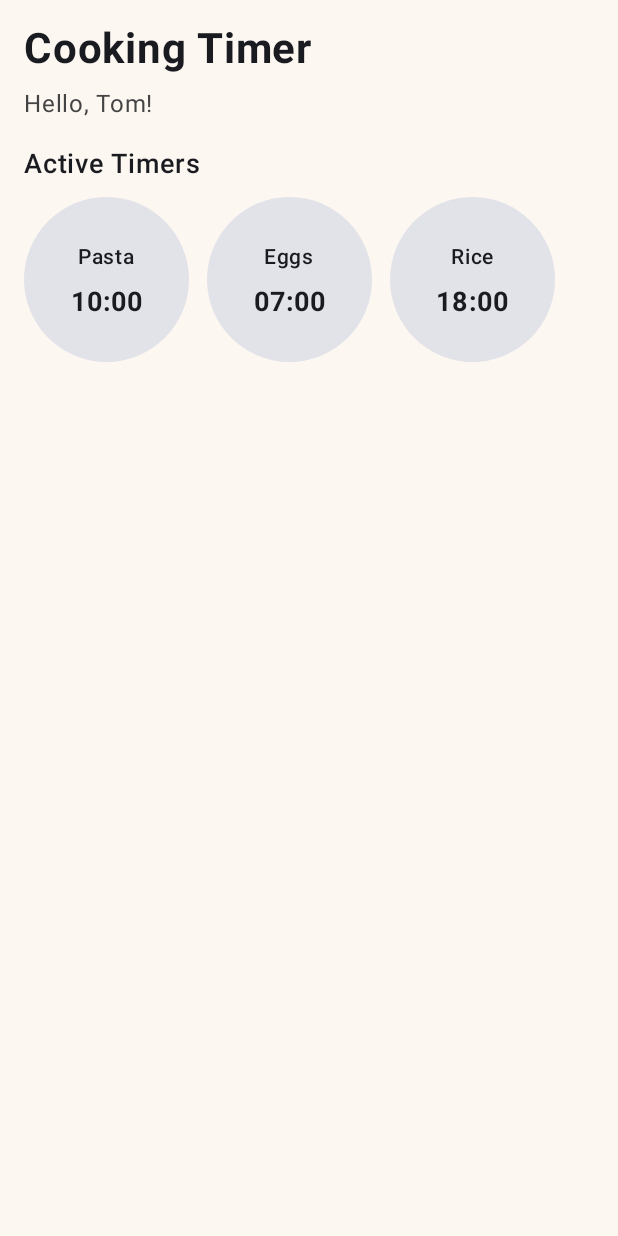
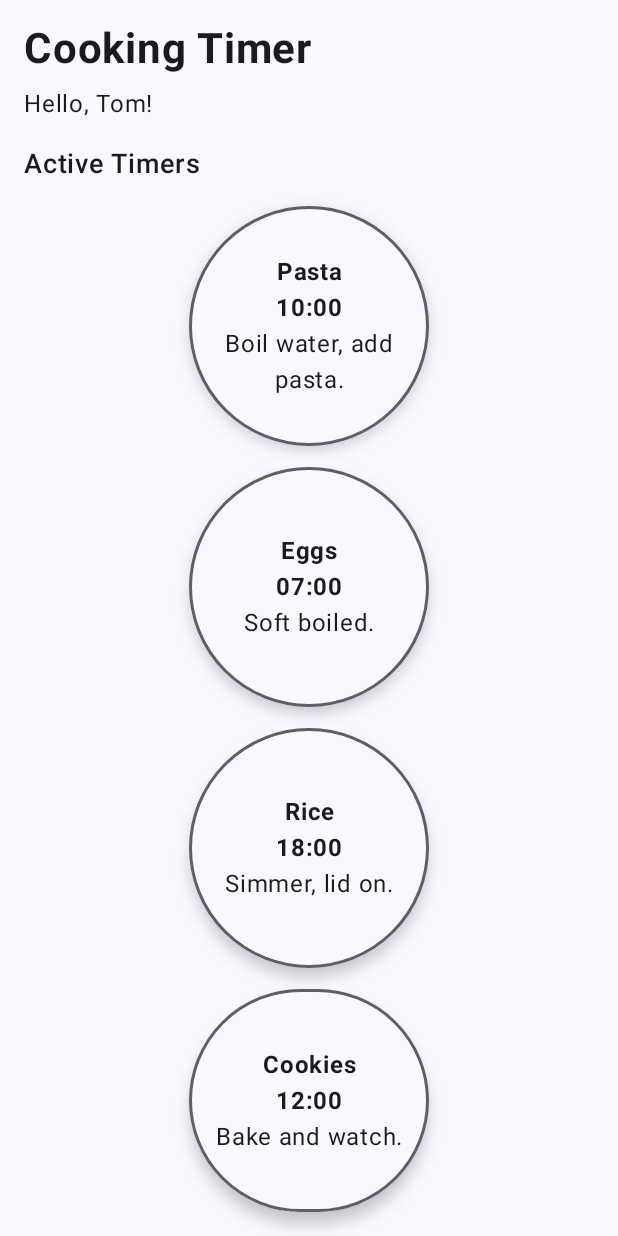
Before and after one commit to Tomaaa87/MobileProgramming, an Android app built with Jetpack Compose: the composable DashboardScreen shown on its own in the app's theme, on a phone screen of 412 x 824 dp. Run offline under Robolectric (Android 15) with nearby library versions, the phone set to English and light mode, and no system bars.

Commit message:
pocetak sredivanja i dodavanje komponenata

```diff
--- a/app/src/main/java/com/example/cookingtimer/MainActivity.kt
+++ b/app/src/main/java/com/example/cookingtimer/MainActivity.kt
@@ -11,12 +11,12 @@ import androidx.compose.material3.Text
 import androidx.compose.runtime.Composable
 import androidx.compose.ui.Modifier
 import androidx.compose.ui.tooling.preview.Preview
-import com.example.cookingtimer.presentation.ui.screens.DashboardScreen
-import com.example.cookingtimer.ui.theme.CookingtimerTheme
+import com.example.cookingtimer.presentation.theme.CookingtimerTheme
 import androidx.compose.material3.Surface
 import com.example.cookingtimer.presentation.ui.screens.AddTimerScreen
-import com.example.cookingtimer.presentation.ui.screens.LoginScreen
-import com.example.cookingtimer.presentation.ui.screens.RegisterScreen
+import com.example.cookingtimer.presentation.ui.screens.DashboardScreen
+import com.example.cookingtimer.presentation.ui.components.TimerCard
+
 
 
 class MainActivity : ComponentActivity() {
@@ -31,7 +31,7 @@ class MainActivity : ComponentActivity() {
                         .fillMaxSize()
                         .padding(innerPadding)
                 ){
-                    AddTimerScreen(
+                    DashboardScreen(
                     )
                 }
             }
--- a/app/src/main/java/com/example/cookingtimer/ui/theme/Color.kt
+++ b/app/src/main/java/com/example/cookingtimer/presentation/theme/Color.kt
@@ -1,4 +1,4 @@
-package com.example.cookingtimer.ui.theme
+package com.example.cookingtimer.presentation.theme
 
 import androidx.compose.ui.graphics.Color
 
--- a/app/src/main/java/com/example/cookingtimer/ui/theme/Theme.kt
+++ b/app/src/main/java/com/example/cookingtimer/presentation/theme/Theme.kt
@@ -1,6 +1,5 @@
-package com.example.cookingtimer.ui.theme
+package com.example.cookingtimer.presentation.theme
 
-import android.app.Activity
 import android.os.Build
 import androidx.compose.foundation.isSystemInDarkTheme
 import androidx.compose.material3.MaterialTheme
--- a/app/src/main/java/com/example/cookingtimer/ui/theme/Type.kt
+++ b/app/src/main/java/com/example/cookingtimer/presentation/theme/Type.kt
@@ -1,4 +1,4 @@
-package com.example.cookingtimer.ui.theme
+package com.example.cookingtimer.presentation.theme
 
 import androidx.compose.material3.Typography
 import androidx.compose.ui.text.TextStyle
--- /dev/null
+++ b/app/src/main/java/com/example/cookingtimer/presentation/ui/components/TimerCard.kt
@@ -0,0 +1,67 @@
+package com.example.cookingtimer.presentation.ui.components
+
+import androidx.compose.foundation.BorderStroke
+import androidx.compose.foundation.layout.Arrangement
+import androidx.compose.foundation.layout.Column
+import androidx.compose.foundation.layout.fillMaxSize
+import androidx.compose.foundation.layout.size
+import androidx.compose.foundation.shape.CircleShape
+import androidx.compose.material3.Card
+import androidx.compose.material3.CardDefaults
+import androidx.compose.material3.MaterialTheme
+import androidx.compose.material3.Text
+import androidx.compose.runtime.Composable
+import androidx.compose.ui.Alignment
+import androidx.compose.ui.Modifier
+import androidx.compose.ui.text.font.FontWeight
+import androidx.compose.ui.text.style.TextAlign
+import androidx.compose.ui.text.style.TextOverflow
+import androidx.compose.ui.unit.dp
+import androidx.compose.foundation.layout.padding
+
+@Composable
+fun TimerCard(
+    title: String,
+    duration: String,
+    description: String
+) {
+    Card(
+        modifier = Modifier.size(160.dp),
+        shape = CircleShape,
+        border = BorderStroke(2.dp, MaterialTheme.colorScheme.outline),
+        colors = CardDefaults.cardColors(
+            containerColor = MaterialTheme.colorScheme.surface,
+            contentColor = MaterialTheme.colorScheme.onSurface
+        ),
+        elevation = CardDefaults.cardElevation(defaultElevation = 6.dp)
+    ) {
+        Column(
+            modifier = Modifier
+                .fillMaxSize()
+                .padding(14.dp),
+            horizontalAlignment = Alignment.CenterHorizontally,
+            verticalArrangement = Arrangement.Center
+        ) {
+            Text(
+                text = title,
+                fontWeight = FontWeight.Bold,
+                maxLines = 1,
+                overflow = TextOverflow.Ellipsis,
+                textAlign = TextAlign.Center
+            )
+
+            Text(
+                text = duration,
+                fontWeight = FontWeight.Bold,
+                textAlign = TextAlign.Center
+            )
+
+            Text(
+                text = description,
+                maxLines = 2,
+                overflow = TextOverflow.Ellipsis,
+                textAlign = TextAlign.Center
+            )
+        }
+    }
+}
--- a/app/src/main/java/com/example/cookingtimer/presentation/ui/screens/AddTimerScreen.kt.kt
+++ b/app/src/main/java/com/example/cookingtimer/presentation/ui/screens/AddTimerScreen.kt.kt
@@ -16,6 +16,7 @@ import androidx.compose.ui.Modifier
 import androidx.compose.ui.graphics.Color
 import androidx.compose.ui.unit.dp
 import androidx.compose.ui.unit.sp
+import com.example.cookingtimer.presentation.ui.components.TimerCard
 
 @Composable
 fun AddTimerScreen() {
@@ -51,6 +52,7 @@ fun AddTimerScreen() {
         if (showErrors.value && duration.value.isBlank()) {
             Text(text = "Duration is required", color = Color.Red, fontSize = 12.sp)
         }
+
         Spacer(modifier = Modifier.height(10.dp))
 
         OutlinedTextField(
@@ -80,11 +82,26 @@ fun AddTimerScreen() {
         }
 
         Spacer(modifier = Modifier.height(16.dp))
+
         Button(
             onClick = { showErrors.value = true },
             modifier = Modifier.fillMaxWidth()
         ) {
             Text("Add Timer")
         }
+
+        Spacer(modifier = Modifier.height(16.dp))
+
+        if (title.value.isNotBlank() || duration.value.isNotBlank() || description.value.isNotBlank()) {
+            Text(text = "Preview", fontSize = 18.sp)
+
+            Spacer(modifier = Modifier.height(8.dp))
+
+            TimerCard(
+                title = if (title.value.isBlank()) "Title" else title.value,
+                duration = if (duration.value.isBlank()) "Duration" else duration.value,
+                description = if (description.value.isBlank()) "Description" else description.value
+            )
+        }
     }
 }
--- a/app/src/main/java/com/example/cookingtimer/presentation/ui/screens/DashboardScreen.kt
+++ b/app/src/main/java/com/example/cookingtimer/presentation/ui/screens/DashboardScreen.kt
@@ -1,30 +1,36 @@
 package com.example.cookingtimer.presentation.ui.screens
 
 import androidx.compose.foundation.background
-import androidx.compose.foundation.layout.*
-import androidx.compose.foundation.shape.CircleShape
-import androidx.compose.material3.Card
+import androidx.compose.foundation.layout.Arrangement
+import androidx.compose.foundation.layout.Column
+import androidx.compose.foundation.layout.Row
+import androidx.compose.foundation.layout.Spacer
+import androidx.compose.foundation.layout.fillMaxSize
+import androidx.compose.foundation.layout.fillMaxWidth
+import androidx.compose.foundation.layout.height
+import androidx.compose.foundation.layout.padding
+import androidx.compose.material3.MaterialTheme
 import androidx.compose.material3.Text
 import androidx.compose.runtime.Composable
-import androidx.compose.ui.Alignment
 import androidx.compose.ui.Modifier
-import androidx.compose.ui.graphics.Color
 import androidx.compose.ui.text.font.FontWeight
 import androidx.compose.ui.unit.dp
 import androidx.compose.ui.unit.sp
+import com.example.cookingtimer.presentation.ui.components.TimerCard
 
 @Composable
 fun DashboardScreen() {
     Column(
         modifier = Modifier
             .fillMaxSize()
-            .background(Color(0xFFFDF7F2))
+            .background(MaterialTheme.colorScheme.background)
             .padding(16.dp)
     ) {
         Text(
             text = "Cooking Timer",
             fontSize = 28.sp,
-            fontWeight = FontWeight.Bold
+            fontWeight = FontWeight.Bold,
+            color = MaterialTheme.colorScheme.onBackground
         )
 
         Spacer(modifier = Modifier.height(8.dp))
@@ -32,7 +38,7 @@ fun DashboardScreen() {
         Text(
             text = "Hello, Tom!",
             fontSize = 16.sp,
-            color = Color.DarkGray
+            color = MaterialTheme.colorScheme.onBackground
         )
 
         Spacer(modifier = Modifier.height(16.dp))
@@ -40,36 +46,50 @@ fun DashboardScreen() {
         Text(
             text = "Active Timers",
             fontSize = 18.sp,
-            fontWeight = FontWeight.SemiBold
+            fontWeight = FontWeight.SemiBold,
+            color = MaterialTheme.colorScheme.onBackground
         )
 
-        Spacer(modifier = Modifier.height(10.dp))
+        Spacer(modifier = Modifier.height(16.dp))
 
-        Row(
-            modifier = Modifier.fillMaxWidth(),
-            horizontalArrangement = Arrangement.spacedBy(12.dp)
-        ) {
-            ActiveTimerCircle(name = "Pasta", time = "10:00")
-            ActiveTimerCircle(name = "Eggs", time = "07:00")
-            ActiveTimerCircle(name = "Rice", time = "18:00")
-        }
+        CenteredTimer(
+            title = "Pasta",
+            duration = "10:00",
+            description = "Boil water, add pasta."
+        )
+
+        Spacer(modifier = Modifier.height(14.dp))
+
+        CenteredTimer(
+            title = "Eggs",
+            duration = "07:00",
+            description = "Soft boiled."
+        )
+
+        Spacer(modifier = Modifier.height(14.dp))
+
+        CenteredTimer(
+            title = "Rice",
+            duration = "18:00",
+            description = "Simmer, lid on."
+        )
+
+        Spacer(modifier = Modifier.height(14.dp))
+
+        CenteredTimer(
+            title = "Cookies",
+            duration = "12:00",
+            description = "Bake and watch."
+        )
     }
 }
 
 @Composable
-fun ActiveTimerCircle(name: String, time: String) {
-    Card(
-        modifier = Modifier.size(110.dp),
-        shape = CircleShape
+private fun CenteredTimer(title: String, duration: String, description: String) {
+    Row(
+        modifier = Modifier.fillMaxWidth(),
+        horizontalArrangement = Arrangement.Center
     ) {
-        Column(
-            modifier = Modifier.fillMaxSize(),
-            horizontalAlignment = Alignment.CenterHorizontally,
-            verticalArrangement = Arrangement.Center
-        ) {
-            Text(text = name, fontWeight = FontWeight.SemiBold, fontSize = 14.sp)
-            Spacer(modifier = Modifier.height(6.dp))
-            Text(text = time, fontWeight = FontWeight.Bold, fontSize = 18.sp)
-        }
+        TimerCard(title = title, duration = duration, description = description)
     }
 }
```
